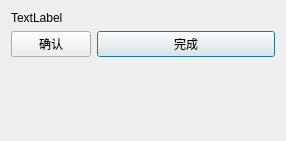
Old version of the form ui/LineEditDialog.ui in the repository 2tn9kfsmkm-art/open4Class.
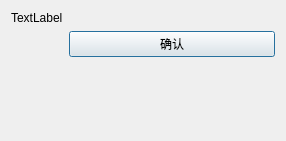
New version of the form.

Commit message:
fix(dialog): 输入/选择对话框去掉语义错误的「完成」键，确认键移到右列
该对话框右列的「完成」按钮实际执行的是 close()（等同取消），与左列「确认」语义冲突。
现只保留「确认」，并放到 QFormLayout 的 FieldRole（右列）。同步修改 ui/LineEditDialog.ui 源文件。
dialogs/LineEditDialog.py 与 ui/LineEditDialog_ui.py 中的同名类未被引用，未改动。

```diff
--- a/ui/LineEditDialog.ui
+++ b/ui/LineEditDialog.ui
@@ -28,13 +28,6 @@
     </widget>
    </item>
    <item row="3" column="1">
-    <widget class="QPushButton" name="pushButton_cancel">
-     <property name="text">
-      <string>完成</string>
-     </property>
-    </widget>
-   </item>
-   <item row="3" column="0">
     <widget class="QPushButton" name="pushButton_ok">
      <property name="text">
       <string>确认</string>
```
The commit also changes 2 other files.
